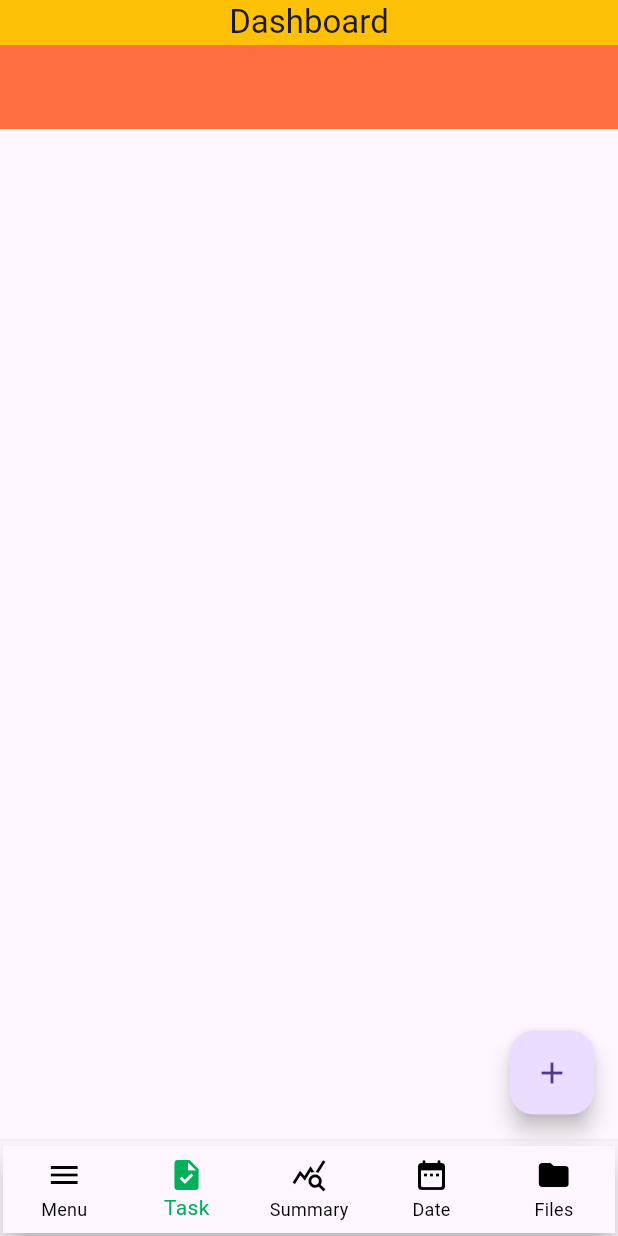
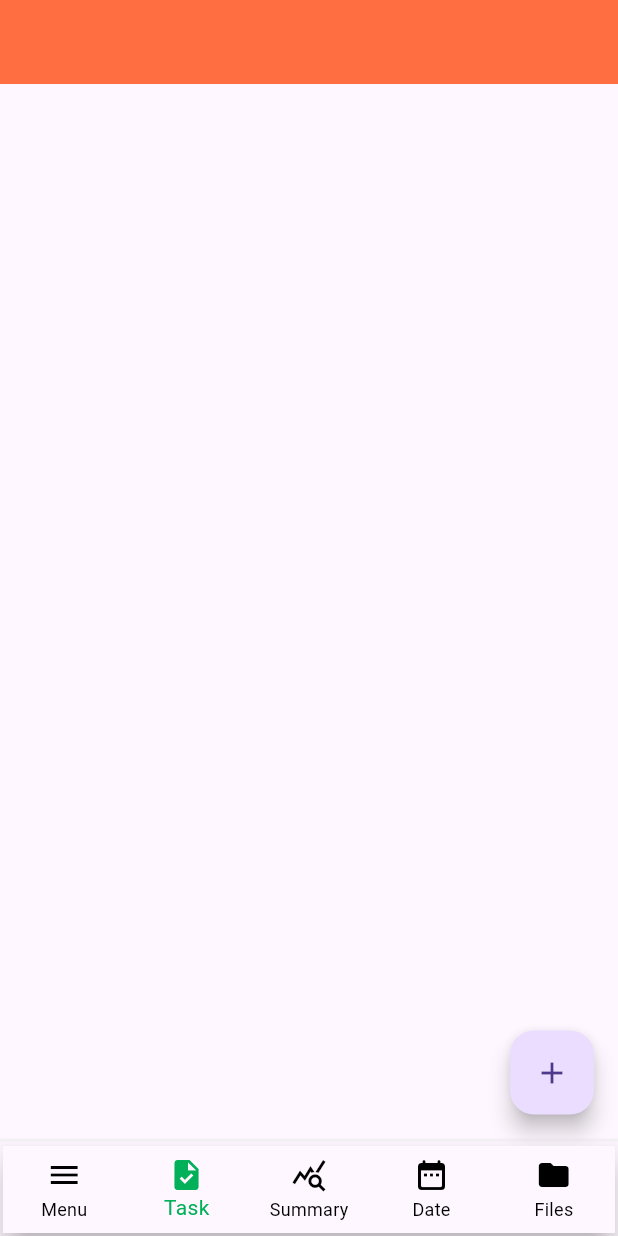
Before and after one commit to byteArrow18/App_Dev_001, a Flutter app: the screen it shows after launch, on a phone screen of 412 x 824 dp. Run offline on Flutter 3.47's test engine with Material 3 defaults, Android fonts, the light colour scheme and no system bars.

Commit message:
appbar removed

```diff
--- a/lib/ShellPage.dart
+++ b/lib/ShellPage.dart
@@ -25,12 +25,12 @@ class _ShellPageState extends State<ShellPage> {
   Widget build(BuildContext context) {
     return SafeArea(
       child: Scaffold(
-        appBar: AppBar(
-        title: Text("Dashboard"),
-        centerTitle: true,
-        backgroundColor: Colors.amber,
-        toolbarHeight: 30,
-        ),
+        // appBar: AppBar(
+        // title: Text("Dashboard"),
+        // centerTitle: true,
+        // backgroundColor: Colors.amber,
+        // toolbarHeight: 30,
+        // ),
         bottomNavigationBar: Container(
           padding: EdgeInsets.all(2),
           alignment: Alignment.bottomCenter,
```
